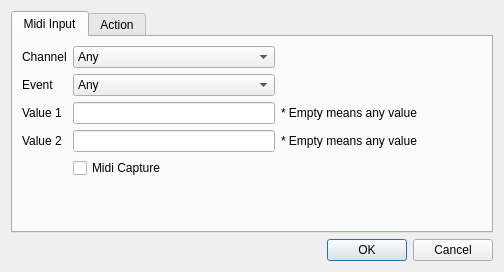
The window that src/gui/forms/MidiMapDialog.ui (lpenguin/pyMidiMap) describes before a commit, drawn with Qt 5.
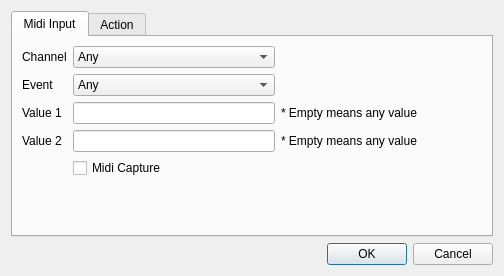
The same window after the commit. The open tabs and pages were chosen to show the change.

What changed in the file:
```diff
--- a/src/gui/forms/MidiMapDialog.ui
+++ b/src/gui/forms/MidiMapDialog.ui
@@ -7,7 +7,7 @@
     <x>0</x>
     <y>0</y>
     <width>504</width>
-    <height>272</height>
+    <height>276</height>
    </rect>
   </property>
   <property name="windowTitle">
```
Left out of the diff: 18 changed lines with no effect on the pictures.
